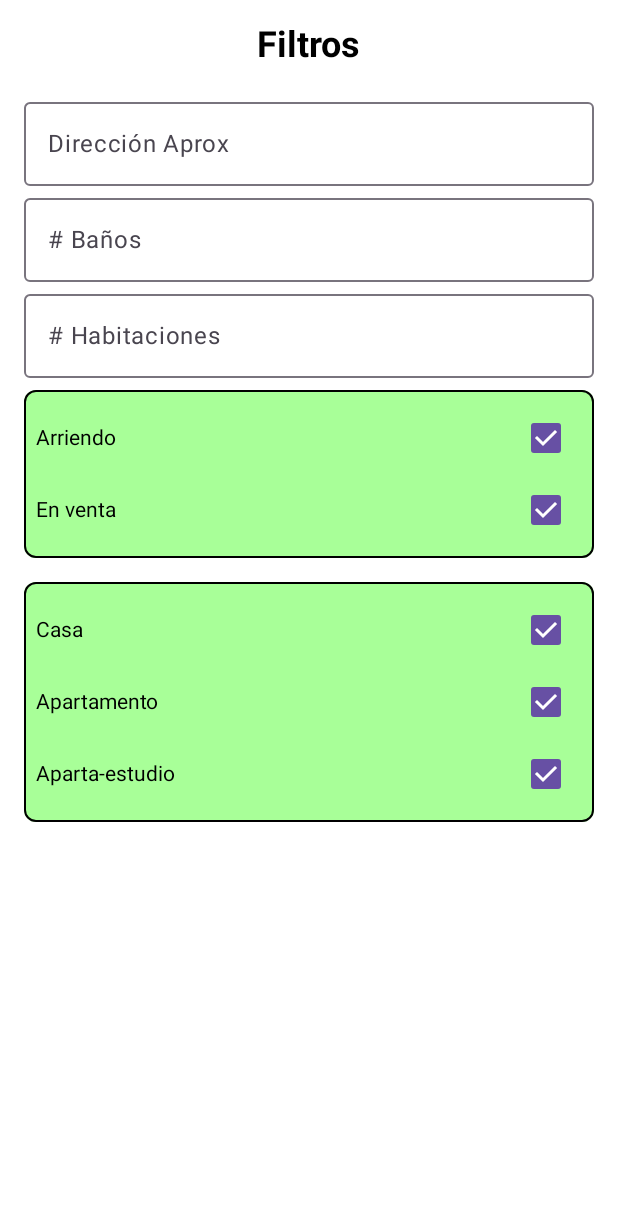
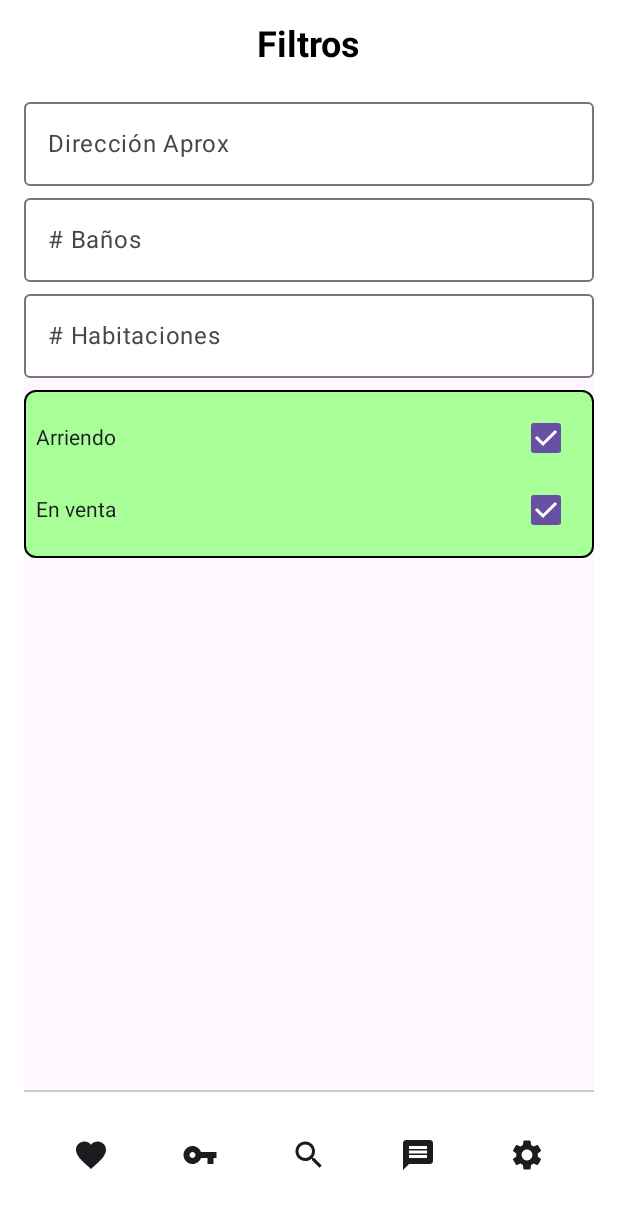
Before and after one commit to PUJ-ICM-2312/Roots, an Android app built with Jetpack Compose: the @Preview function PreviewFiltersScreen, on a phone screen of 412 x 824 dp. Shown: the top 1209 px of the screen. Run offline under Robolectric (Android 15) with nearby library versions, the phone set to English and light mode, and no system bars.

Commit message:
filter fix

```diff
--- a/Roots/app/src/main/java/com/example/roots/screens/FilterScreen.kt
+++ b/Roots/app/src/main/java/com/example/roots/screens/FilterScreen.kt
@@ -1,5 +1,6 @@
 package com.example.roots.screens
 
+import android.annotation.SuppressLint
 import androidx.compose.foundation.background
 import androidx.compose.foundation.border
 import androidx.compose.foundation.layout.*
@@ -22,6 +23,7 @@ import androidx.compose.ui.unit.sp
 import androidx.compose.ui.tooling.preview.Preview
 import androidx.compose.material.icons.Icons
 import androidx.compose.material.icons.filled.Search
+import androidx.compose.material3.Scaffold
 
 
 @OptIn(ExperimentalMaterial3Api::class)
@@ -81,8 +83,12 @@ fun FiltersScreen() {
     }
 }
 
+@SuppressLint("UnusedMaterial3ScaffoldPaddingParameter")
 @Composable
 fun FilterSection(title: String, options: List<String>, selectedOptions: MutableMap<String, Boolean>) {
+    Scaffold(
+        bottomBar = { BottomNavBar() },
+    ){
         Column(
             modifier = Modifier
                 .fillMaxWidth()
@@ -106,6 +112,8 @@ fun FilterSection(title: String, options: List<String>, selectedOptions: Mutable
         }
     }
 
+}
+
 @Preview(showBackground = true)
 @Composable
 fun PreviewFiltersScreen() {
```
Lines whose indentation alone changed are shown as unchanged.
